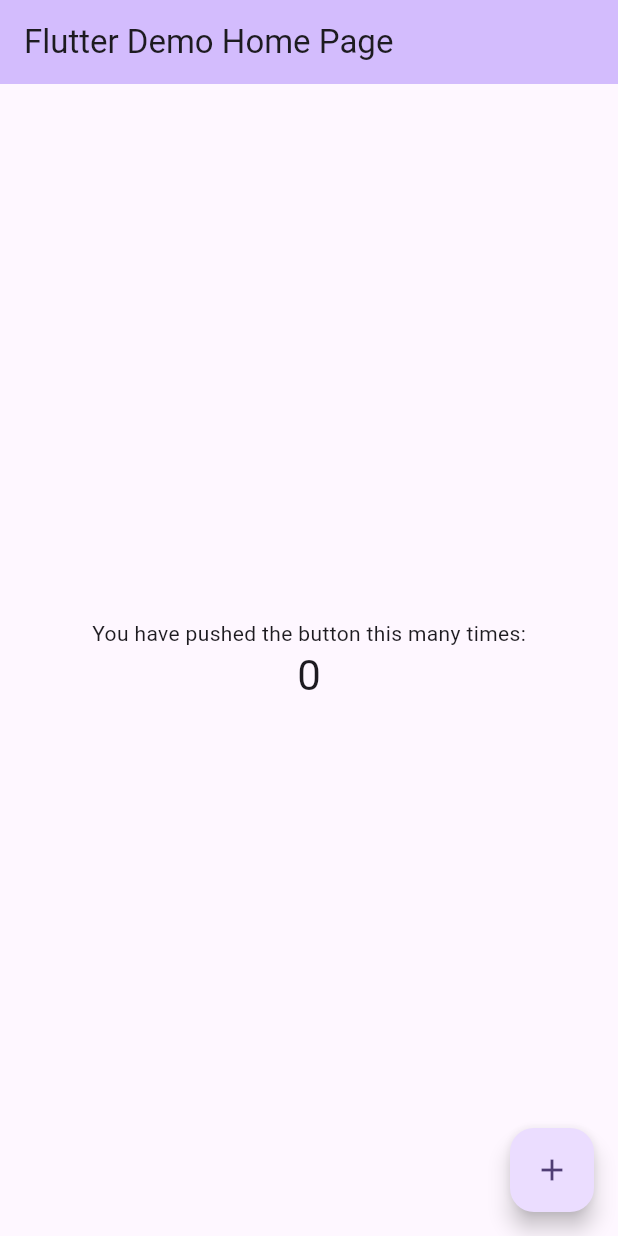
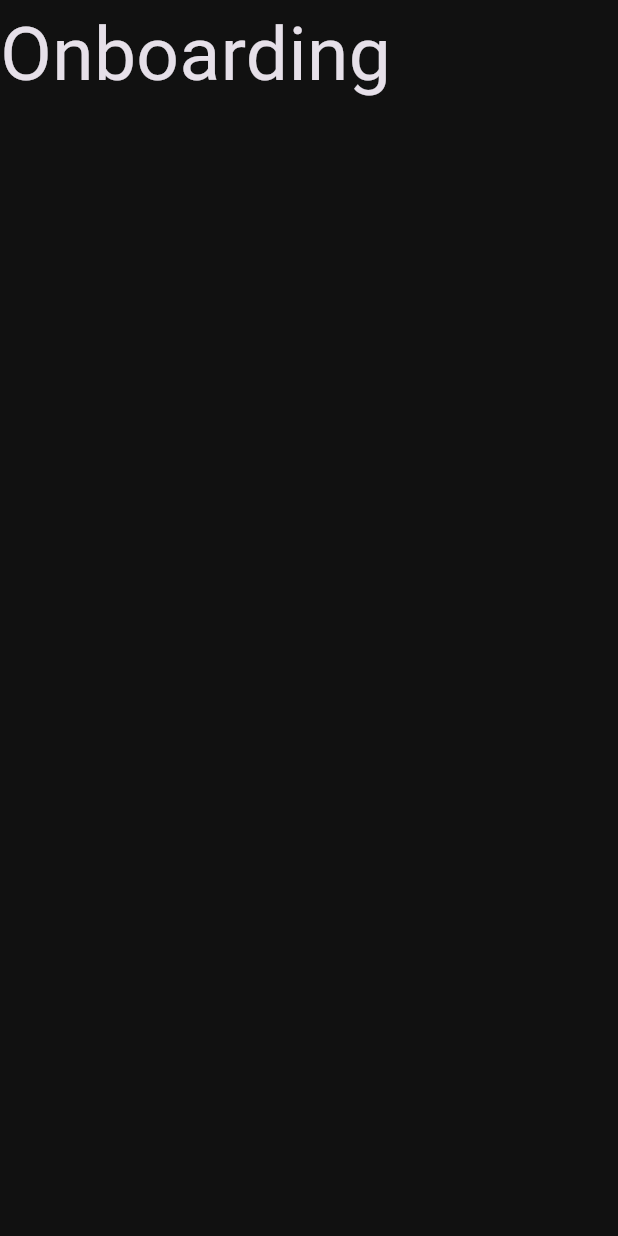
Before and after one commit to sayedmostaf/movix, a Flutter app: the screen it shows after launch, on a phone screen of 412 x 824 dp. Run offline on Flutter 3.47's test engine with Material 3 defaults, Android fonts, the phone set to English and light mode, and no system bars; our stand-ins replace get, shared_preferences.

Commit message:
add splash view

```diff
--- /dev/null
+++ b/lib/core/bindings/splash_binding.dart
@@ -0,0 +1,9 @@
+import 'package:get/get.dart';
+import 'package:movix/features/splash/presentation/controllers/splash_controller.dart';
+
+class SplashBinding extends Bindings {
+  @override
+  void dependencies() {
+    Get.lazyPut(() => SplashController());
+  }
+}
--- /dev/null
+++ b/lib/core/utils/app_router.dart
@@ -0,0 +1,18 @@
+import 'package:get/get_navigation/src/routes/get_route.dart';
+import 'package:movix/core/bindings/splash_binding.dart';
+import 'package:movix/features/onboarding/presentation/views/on_boarding_view.dart';
+import 'package:movix/features/splash/presentation/views/splash_view.dart';
+
+class AppRoutes {
+  static const kSplashView = '/';
+  static const kOnBoardingView = '/onBoarding';
+
+  static List<GetPage<dynamic>>? getPages = [
+    GetPage(
+      name: kSplashView,
+      page: () => const SplashView(),
+      binding: SplashBinding(),
+    ),
+    GetPage(name: kOnBoardingView, page: () => const OnBoardingView()),
+  ];
+}
--- /dev/null
+++ b/lib/core/utils/color_manager.dart
@@ -0,0 +1,5 @@
+import 'package:flutter/material.dart';
+
+abstract class ColorManager {
+  static const darkScaffoldColor = Color(0xFF111111);
+}
--- /dev/null
+++ b/lib/core/utils/theme_manager.dart
@@ -0,0 +1,9 @@
+import 'package:flutter/material.dart';
+import 'package:movix/core/utils/color_manager.dart';
+
+abstract class ThemeManager {
+  static ThemeData get lightThemeData => ThemeData.light().copyWith();
+  static ThemeData get darkThemeData => ThemeData.dark().copyWith(
+    scaffoldBackgroundColor: ColorManager.darkScaffoldColor,
+  );
+}
--- /dev/null
+++ b/lib/features/onboarding/presentation/views/on_boarding_view.dart
@@ -0,0 +1,10 @@
+import 'package:flutter/material.dart';
+
+class OnBoardingView extends StatelessWidget {
+  const OnBoardingView({super.key});
+
+  @override
+  Widget build(BuildContext context) {
+    return Scaffold(body: Text('Onboarding', style: TextStyle(fontSize: 50)));
+  }
+}
--- a/lib/main.dart
+++ b/lib/main.dart
@@ -1,4 +1,7 @@
 import 'package:flutter/material.dart';
+import 'package:get/get_navigation/src/root/get_material_app.dart';
+import 'package:movix/core/utils/app_router.dart';
+import 'package:movix/core/utils/theme_manager.dart';
 
 void main() {
   runApp(const MyApp());
@@ -7,116 +10,14 @@ void main() {
 class MyApp extends StatelessWidget {
   const MyApp({super.key});
 
-  // This widget is the root of your application.
   @override
   Widget build(BuildContext context) {
-    return MaterialApp(
-      title: 'Flutter Demo',
-      theme: ThemeData(
-        // This is the theme of your application.
-        //
-        // TRY THIS: Try running your application with "flutter run". You'll see
-        // the application has a purple toolbar. Then, without quitting the app,
-        // try changing the seedColor in the colorScheme below to Colors.green
-        // and then invoke "hot reload" (save your changes or press the "hot
-        // reload" button in a Flutter-supported IDE, or press "r" if you used
-        // the command line to start the app).
-        //
-        // Notice that the counter didn't reset back to zero; the application
-        // state is not lost during the reload. To reset the state, use hot
-        // restart instead.
-        //
-        // This works for code too, not just values: Most code changes can be
-        // tested with just a hot reload.
-        colorScheme: ColorScheme.fromSeed(seedColor: Colors.deepPurple),
-      ),
-      home: const MyHomePage(title: 'Flutter Demo Home Page'),
+    return GetMaterialApp(
+      debugShowCheckedModeBanner: false,
+      getPages: AppRoutes.getPages,
+      theme: ThemeManager.lightThemeData,
+      darkTheme: ThemeManager.darkThemeData,
+      themeMode: ThemeMode.dark,
     );
   }
 }
-
-class MyHomePage extends StatefulWidget {
-  const MyHomePage({super.key, required this.title});
-
-  // This widget is the home page of your application. It is stateful, meaning
-  // that it has a State object (defined below) that contains fields that affect
-  // how it looks.
-
-  // This class is the configuration for the state. It holds the values (in this
-  // case the title) provided by the parent (in this case the App widget) and
-  // used by the build method of the State. Fields in a Widget subclass are
-  // always marked "final".
-
-  final String title;
-
-  @override
-  State<MyHomePage> createState() => _MyHomePageState();
-}
-
-class _MyHomePageState extends State<MyHomePage> {
-  int _counter = 0;
-
-  void _incrementCounter() {
-    setState(() {
-      // This call to setState tells the Flutter framework that something has
-      // changed in this State, which causes it to rerun the build method below
-      // so that the display can reflect the updated values. If we changed
-      // _counter without calling setState(), then the build method would not be
-      // called again, and so nothing would appear to happen.
-      _counter++;
-    });
-  }
-
-  @override
-  Widget build(BuildContext context) {
-    // This method is rerun every time setState is called, for instance as done
-    // by the _incrementCounter method above.
-    //
-    // The Flutter framework has been optimized to make rerunning build methods
-    // fast, so that you can just rebuild anything that needs updating rather
-    // than having to individually change instances of widgets.
-    return Scaffold(
-      appBar: AppBar(
-        // TRY THIS: Try changing the color here to a specific color (to
-        // Colors.amber, perhaps?) and trigger a hot reload to see the AppBar
-        // change color while the other colors stay the same.
-        backgroundColor: Theme.of(context).colorScheme.inversePrimary,
-        // Here we take the value from the MyHomePage object that was created by
-        // the App.build method, and use it to set our appbar title.
-        title: Text(widget.title),
-      ),
-      body: Center(
-        // Center is a layout widget. It takes a single child and positions it
-        // in the middle of the parent.
-        child: Column(
-          // Column is also a layout widget. It takes a list of children and
-          // arranges them vertically. By default, it sizes itself to fit its
-          // children horizontally, and tries to be as tall as its parent.
-          //
-          // Column has various properties to control how it sizes itself and
-          // how it positions its children. Here we use mainAxisAlignment to
-          // center the children vertically; the main axis here is the vertical
-          // axis because Columns are vertical (the cross axis would be
-          // horizontal).
-          //
-          // TRY THIS: Invoke "debug painting" (choose the "Toggle Debug Paint"
-          // action in the IDE, or press "p" in the console), to see the
-          // wireframe for each widget.
-          mainAxisAlignment: MainAxisAlignment.center,
-          children: <Widget>[
-            const Text('You have pushed the button this many times:'),
-            Text(
-              '$_counter',
-              style: Theme.of(context).textTheme.headlineMedium,
-            ),
-          ],
-        ),
-      ),
-      floatingActionButton: FloatingActionButton(
-        onPressed: _incrementCounter,
-        tooltip: 'Increment',
-        child: const Icon(Icons.add),
-      ), // This trailing comma makes auto-formatting nicer for build methods.
-    );
-  }
-}
```
Also changed, not shown: lib/core/cache/cache_helper.dart (added, +43 -0 lines), lib/core/cache/cache_keys_values.dart (added, +9 -0 lines), lib/core/utils/assets_manager.dart (added, +8 -0 lines), lib/features/splash/presentation/controllers/splash_controller.dart (added, +36 -0 lines), lib/features/splash/presentation/views/splash_view.dart (added, +11 -0 lines), lib/features/splash/presentation/views/widgets/splash_view_body.dart (added, +26 -0 lines), pubspec.yaml (+11 -12 lines), assets/images/spark_logo.png (added), pubspec.lock, 1 other file.
